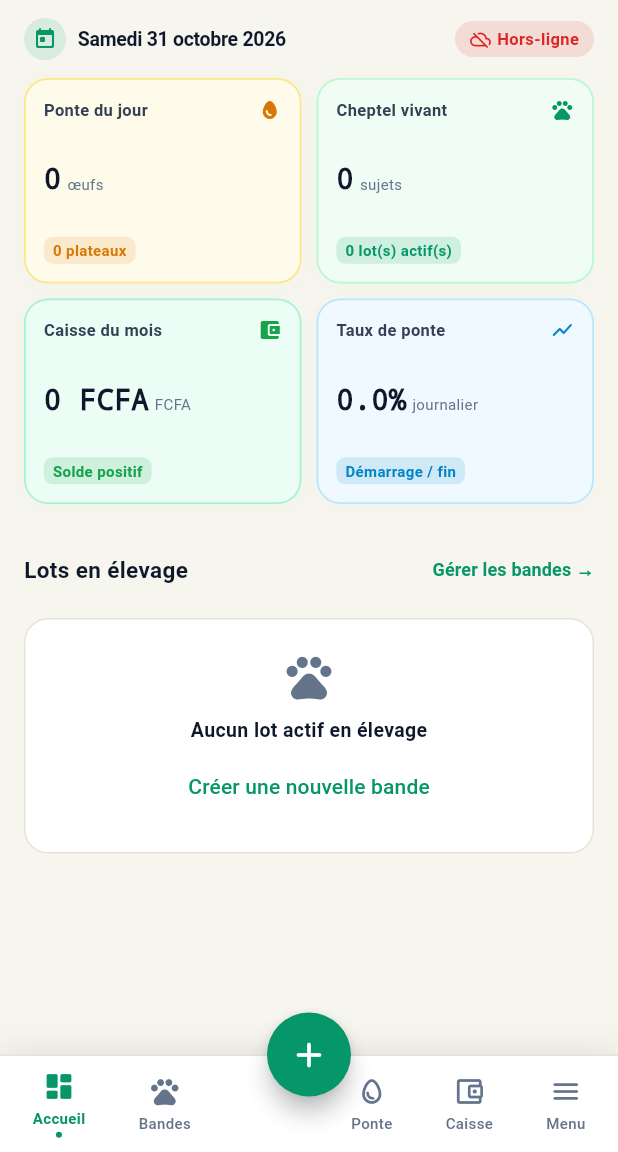
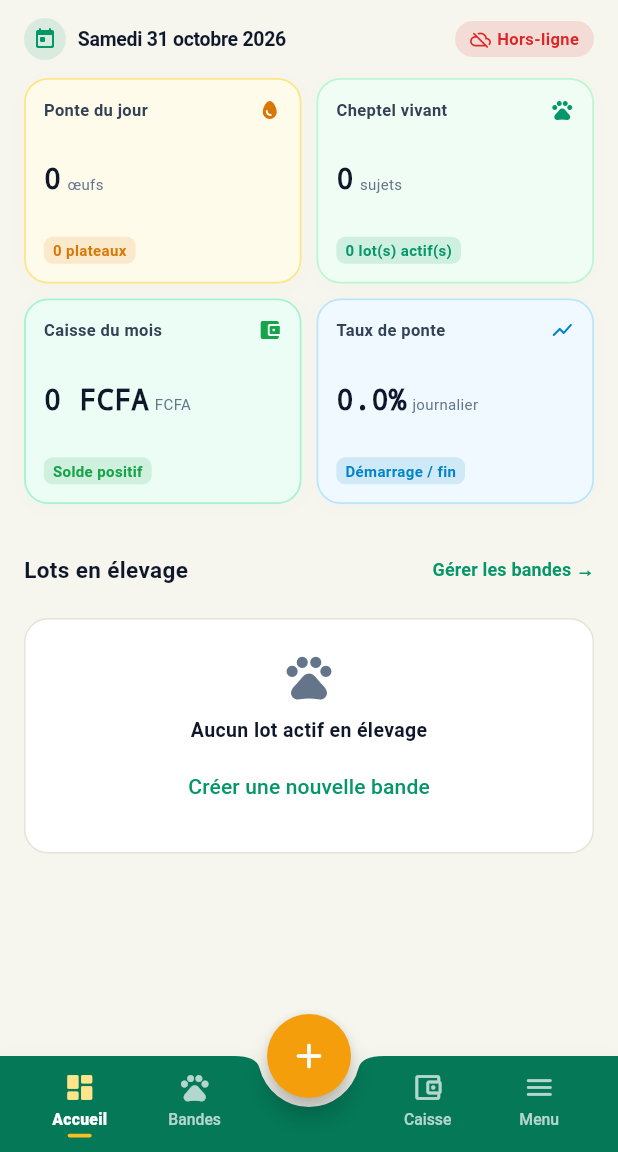
Before and after one commit to Rodrigue-gbantehehou/Lefermier, a Flutter app: the BottomNavScaffold screen opened directly, on a phone screen of 412 x 824 dp, the part 84-1236 px from its top. Run offline on Flutter 3.47's test engine with Material 3 defaults, Android fonts, the phone set to English and light mode, and no system bars; our stand-ins replace dio, flutter_riverpod, shared_preferences; accounts and stored records are empty; network calls fail.

Commit message:
feat(mobile): remove Ponte from bottom bar, balance 4-tab layout, and apply brand theme colors without hardcoding

```diff
--- a/mobile/lib/core/theme/app_theme.dart
+++ b/mobile/lib/core/theme/app_theme.dart
@@ -6,11 +6,18 @@ class AppColors {
   static const Color primaryHover = Color(0xFF047857);
   static const Color primaryLight = Color(0xFF10B981);
   static const Color primarySoft = Color(0xFFECFDF5);
+  static const Color primaryDark = Color(0xFF064E3B);
 
   // Amber / Egg Accent
   static const Color accent = Color(0xFFD97706);
   static const Color accentLight = Color(0xFFF59E0B);
   static const Color accentSoft = Color(0xFFFFFBEB);
+  static const Color accentGold = Color(0xFFFBBF24);
+  static const Color accentWarm = Color(0xFFFDE68A);
+
+  // Bottom Navigation Bar Brand Colors
+  static const Color navBarLight = Color(0xFF047857);
+  static const Color navBarDark = Color(0xFF064E3B);
 
   // Status & Utility
   static const Color success = Color(0xFF16A34A);
@@ -98,6 +105,10 @@ class AppTheme {
           textStyle: const TextStyle(fontWeight: FontWeight.bold, fontSize: 14),
         ),
       ),
+      bottomAppBarTheme: const BottomAppBarThemeData(
+        color: AppColors.navBarLight,
+        elevation: 8,
+      ),
     );
   }
 
@@ -163,6 +174,10 @@ class AppTheme {
           textStyle: const TextStyle(fontWeight: FontWeight.bold, fontSize: 14),
         ),
       ),
+      bottomAppBarTheme: const BottomAppBarThemeData(
+        color: AppColors.navBarDark,
+        elevation: 8,
+      ),
     );
   }
 }
--- a/mobile/lib/features/eggs/eggs_screen.dart
+++ b/mobile/lib/features/eggs/eggs_screen.dart
@@ -436,11 +436,17 @@ class _EggsScreenState extends ConsumerState<EggsScreen> {
 
     return Scaffold(
       appBar: AppBar(
-        leading: IconButton(
-          icon: const Icon(Icons.menu_rounded),
-          tooltip: "Menu",
-          onPressed: widget.onOpenMenu ?? () => Scaffold.of(context).openDrawer(),
-        ),
+        leading: Navigator.of(context).canPop()
+            ? IconButton(
+                icon: const Icon(Icons.arrow_back_rounded),
+                tooltip: "Retour",
+                onPressed: () => Navigator.of(context).pop(),
+              )
+            : IconButton(
+                icon: const Icon(Icons.menu_rounded),
+                tooltip: "Menu",
+                onPressed: widget.onOpenMenu ?? () => Scaffold.of(context).openDrawer(),
+              ),
         title: const Text("Ramassage d'œufs"),
         actions: [
           IconButton(
--- a/mobile/lib/features/navigation/app_drawer.dart
+++ b/mobile/lib/features/navigation/app_drawer.dart
@@ -5,6 +5,7 @@ import '../../core/theme/theme_provider.dart';
 import '../auth/auth_provider.dart';
 import '../auth/farm_selection_sheet.dart';
 import '../auth/login_screen.dart';
+import '../eggs/eggs_screen.dart';
 import '../health/health_screen.dart';
 import '../inventory/inventory_screen.dart';
 import '../buildings/buildings_screen.dart';
@@ -161,7 +162,9 @@ class AppDrawer extends ConsumerWidget {
                       color: AppColors.accent,
                       onTap: () {
                         Navigator.of(context).pop();
-                        onSelectTab?.call(2);
+                        Navigator.of(context).push(
+                          MaterialPageRoute(builder: (_) => const EggsScreen()),
+                        );
                       },
                     ),
 
@@ -173,7 +176,7 @@ class AppDrawer extends ConsumerWidget {
                       color: AppColors.primary,
                       onTap: () {
                         Navigator.of(context).pop();
-                        onSelectTab?.call(3);
+                        onSelectTab?.call(2);
                       },
                     ),
 
--- a/mobile/lib/features/navigation/bottom_nav_scaffold.dart
+++ b/mobile/lib/features/navigation/bottom_nav_scaffold.dart
@@ -1,7 +1,6 @@
 import 'package:flutter/material.dart';
 import 'package:flutter_riverpod/flutter_riverpod.dart';
 import '../../core/theme/app_theme.dart';
-import '../auth/auth_provider.dart';
 import '../dashboard/dashboard_screen.dart';
 import '../dashboard/quick_action_sheet.dart';
 import '../eggs/eggs_screen.dart';
@@ -29,8 +28,8 @@ class _BottomNavScaffoldState extends ConsumerState<BottomNavScaffold> {
   }
 
   void _onTabSelected(int index) {
-    if (index == 4) {
-      // 5e onglet : Ouvrir le Menu Drawer
+    if (index == 3) {
+      // 4e élément : Ouvrir le Menu Drawer
       _openDrawer();
       return;
     }
@@ -55,26 +54,24 @@ class _BottomNavScaffoldState extends ConsumerState<BottomNavScaffold> {
 
   @override
   Widget build(BuildContext context) {
-    final authState = ref.watch(authProvider);
-    final farm = authState.activeFarm;
-
     final isDark = Theme.of(context).brightness == Brightness.dark;
-    final navBgColor = isDark ? AppColors.surfaceDark : Colors.white;
-    final borderColor = isDark ? AppColors.borderDark : AppColors.borderLight;
-
-    // Détermination adaptative des onglets selon l'offre et les droits
-    final bool canEgg = farm == null || farm.canViewEggs;
+    final navBgColor = isDark ? AppColors.navBarDark : AppColors.navBarLight;
 
     final screens = [
       DashboardScreen(
         onOpenQuickActions: _openQuickActions,
-        onNavigateToEggs: () => setState(() => _currentIndex = 2),
+        onNavigateToEggs: () {
+          Navigator.of(context).push(
+            MaterialPageRoute(
+              builder: (_) => const EggsScreen(),
+            ),
+          );
+        },
         onNavigateToFlocks: () => setState(() => _currentIndex = 1),
-        onNavigateToFinances: () => setState(() => _currentIndex = 3),
+        onNavigateToFinances: () => setState(() => _currentIndex = 2),
         onOpenMenu: _openDrawer,
       ),
       FlocksScreen(onOpenMenu: _openDrawer),
-      EggsScreen(onOpenMenu: _openDrawer),
       FinancesScreen(onOpenMenu: _openDrawer),
     ];
 
@@ -98,82 +95,72 @@ class _BottomNavScaffoldState extends ConsumerState<BottomNavScaffold> {
       floatingActionButton: FloatingActionButton(
         heroTag: 'fab_nav_center',
         onPressed: _openQuickActions,
-        backgroundColor: AppColors.primary,
+        backgroundColor: AppColors.accentLight,
         foregroundColor: Colors.white,
         elevation: 6,
         shape: const CircleBorder(),
+        tooltip: "Actions rapides",
         child: const Icon(Icons.add_rounded, size: 28),
       ),
       floatingActionButtonLocation: FloatingActionButtonLocation.centerDocked,
-      bottomNavigationBar: Container(
-        decoration: BoxDecoration(
+      bottomNavigationBar: BottomAppBar(
+        elevation: 10,
+        shadowColor: Colors.black.withValues(alpha: 0.35),
         color: navBgColor,
-          boxShadow: [
-            BoxShadow(
-              color: Colors.black.withValues(alpha: 0.08),
-              blurRadius: 16,
-              offset: const Offset(0, -4),
-            ),
-          ],
-          border: Border(
-            top: BorderSide(color: borderColor, width: 1),
-          ),
-        ),
+        notchMargin: 6,
+        shape: const CircularNotchedRectangle(),
+        clipBehavior: Clip.antiAlias,
+        padding: const EdgeInsets.symmetric(horizontal: 4),
+        height: 64,
         child: SafeArea(
           top: false,
-          child: BottomAppBar(
-            elevation: 0,
-            color: Colors.transparent,
-            notchMargin: 6,
-            shape: const CircularNotchedRectangle(),
-            padding: const EdgeInsets.symmetric(horizontal: 4),
-            height: 64,
           child: Row(
-              mainAxisAlignment: MainAxisAlignment.spaceAround,
             children: [
-                // 1. Accueil
+              // Bloc gauche : 2 onglets parfaitement espacés
+              Expanded(
+                child: Row(
+                  mainAxisAlignment: MainAxisAlignment.spaceEvenly,
+                  children: [
                     _buildNavItem(
                       index: 0,
                       icon: Icons.dashboard_outlined,
                       activeIcon: Icons.dashboard_rounded,
                       label: "Accueil",
                     ),
-                // 2. Bandes
                     _buildNavItem(
                       index: 1,
                       icon: Icons.pets_outlined,
                       activeIcon: Icons.pets_rounded,
                       label: "Bandes",
                     ),
+                  ],
+                ),
+              ),
 
-                // Espace pour le FAB central
-                const SizedBox(width: 48),
+              // Espace central pour le FAB encastré
+              const SizedBox(width: 56),
 
-                // 3. Ponte
+              // Bloc droit : 2 onglets parfaitement espacés
+              Expanded(
+                child: Row(
+                  mainAxisAlignment: MainAxisAlignment.spaceEvenly,
+                  children: [
                     _buildNavItem(
                       index: 2,
-                  icon: Icons.egg_outlined,
-                  activeIcon: Icons.egg_rounded,
-                  label: canEgg ? "Ponte" : "Soins",
-                ),
-
-                // 4. Caisse & Ventes
-                _buildNavItem(
-                  index: 3,
                       icon: Icons.account_balance_wallet_outlined,
                       activeIcon: Icons.account_balance_wallet_rounded,
                       label: "Caisse",
                     ),
-
-                // 5. Menu
                     _buildNavItem(
-                  index: 4,
+                      index: 3,
                       icon: Icons.menu_rounded,
                       activeIcon: Icons.menu_rounded,
                       label: "Menu",
                     ),
                   ],
                 ),
+              ),
+            ],
           ),
         ),
       ),
@@ -187,38 +174,43 @@ class _BottomNavScaffoldState extends ConsumerState<BottomNavScaffold> {
     required String label,
   }) {
     final isSelected = _currentIndex == index;
-    final color = isSelected ? AppColors.primary : AppColors.textMutedLight;
+    final color = isSelected ? Colors.white : Colors.white.withValues(alpha: 0.70);
+    const activeIndicatorColor = AppColors.accentGold;
 
     return InkWell(
       onTap: () => _onTabSelected(index),
       borderRadius: BorderRadius.circular(12),
+      splashColor: Colors.white.withValues(alpha: 0.15),
+      highlightColor: Colors.white.withValues(alpha: 0.1),
       child: Padding(
-        padding: const EdgeInsets.symmetric(horizontal: 6, vertical: 4),
+        padding: const EdgeInsets.symmetric(horizontal: 10, vertical: 4),
         child: Column(
           mainAxisSize: MainAxisSize.min,
+          mainAxisAlignment: MainAxisAlignment.center,
           children: [
             Icon(
               isSelected ? activeIcon : icon,
-              color: color,
+              color: isSelected ? AppColors.accentWarm : color,
               size: 22,
             ),
             const SizedBox(height: 3),
             Text(
               label,
               style: TextStyle(
-                fontSize: 10,
-                fontWeight: isSelected ? FontWeight.w700 : FontWeight.w500,
-                color: color,
+                fontSize: 10.5,
+                fontWeight: isSelected ? FontWeight.w800 : FontWeight.w500,
+                color: isSelected ? Colors.white : color,
+                letterSpacing: isSelected ? 0.2 : 0,
               ),
             ),
-            if (isSelected)
-              Container(
-                margin: const EdgeInsets.only(top: 2),
-                width: 4,
-                height: 4,
-                decoration: const BoxDecoration(
-                  color: AppColors.primary,
-                  shape: BoxShape.circle,
+            const SizedBox(height: 2),
+            AnimatedContainer(
+              duration: const Duration(milliseconds: 200),
+              width: isSelected ? 16 : 0,
+              height: 2.5,
+              decoration: BoxDecoration(
+                color: activeIndicatorColor,
+                borderRadius: BorderRadius.circular(2),
               ),
             ),
           ],
```
Also changed, not shown: 1 other file. Lines whose indentation alone changed are shown as unchanged.
